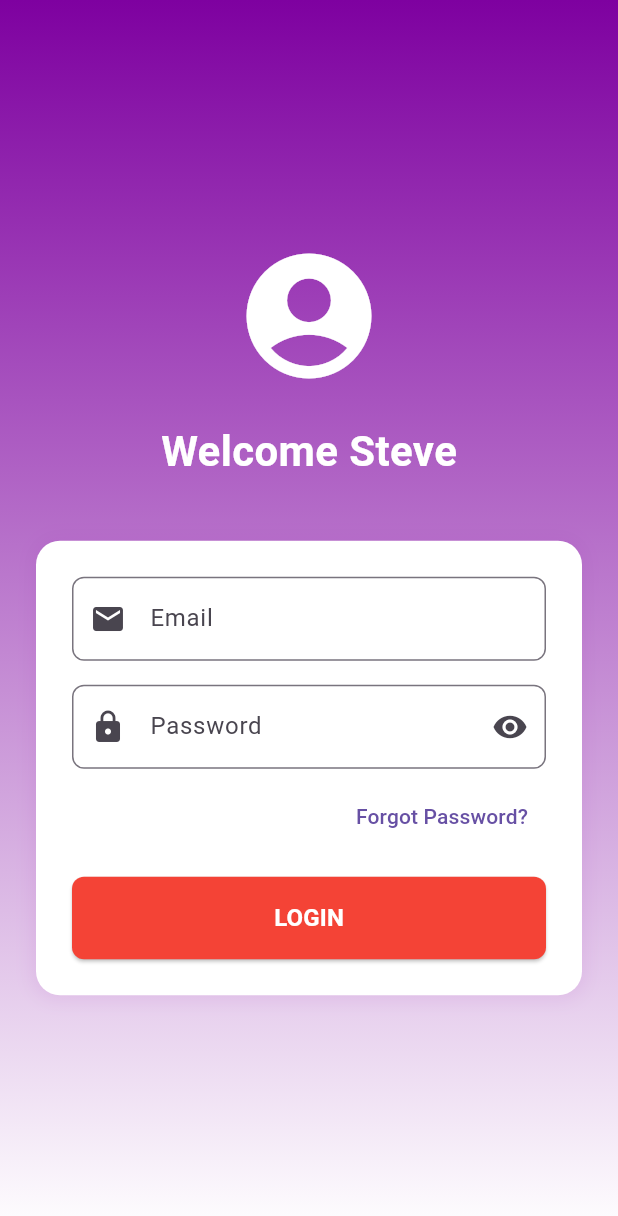
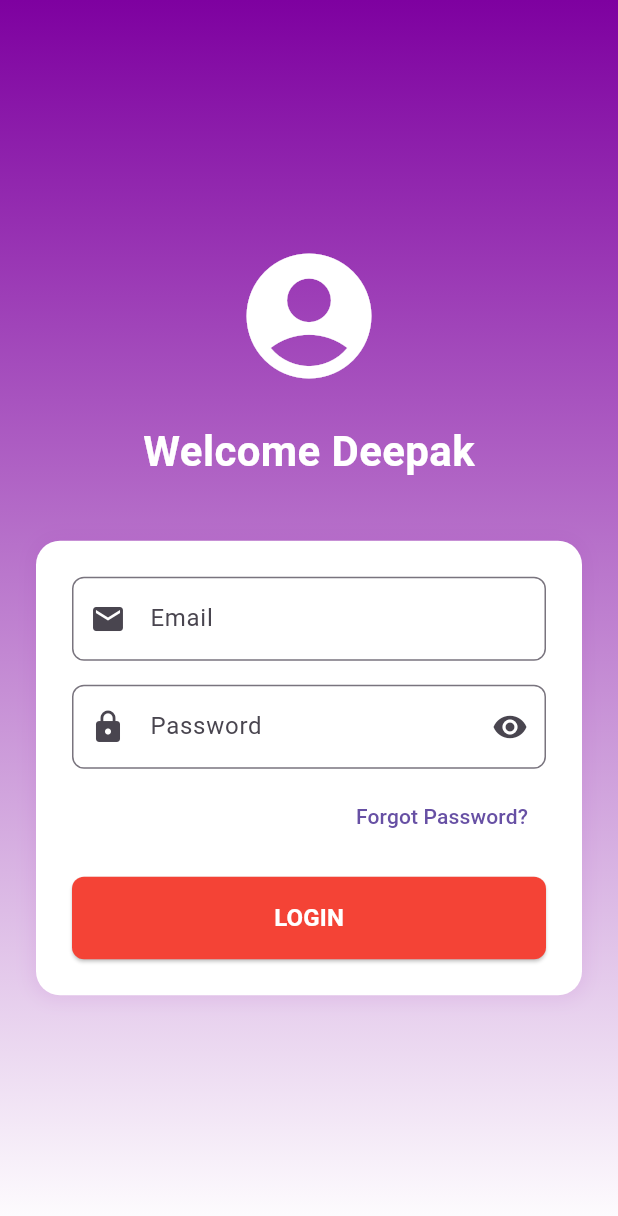
Before and after one commit to Deepak5556/LearnFirebaseWithFlutter, a Flutter app: the screen it shows after launch, on a phone screen of 412 x 824 dp. Shown: the top 1216 px of the screen. Run offline on Flutter 3.47's test engine with Material 3 defaults, Android fonts, the phone set to English and light mode, and no system bars; our stand-ins replace firebase_auth, firebase_core; accounts and stored records are empty.

Commit message:
Deepak Name CHanged

```diff
--- a/lib/pages/sign_in.dart
+++ b/lib/pages/sign_in.dart
@@ -97,7 +97,7 @@ class _SignInState extends State<SignIn> {
                 ),
                 const SizedBox(height: 20),
                 const Text(
-                  'Welcome Steve',
+                  'Welcome Deepak',
                   style: TextStyle(
                     fontSize: 28,
                     fontWeight: FontWeight.bold,
```
